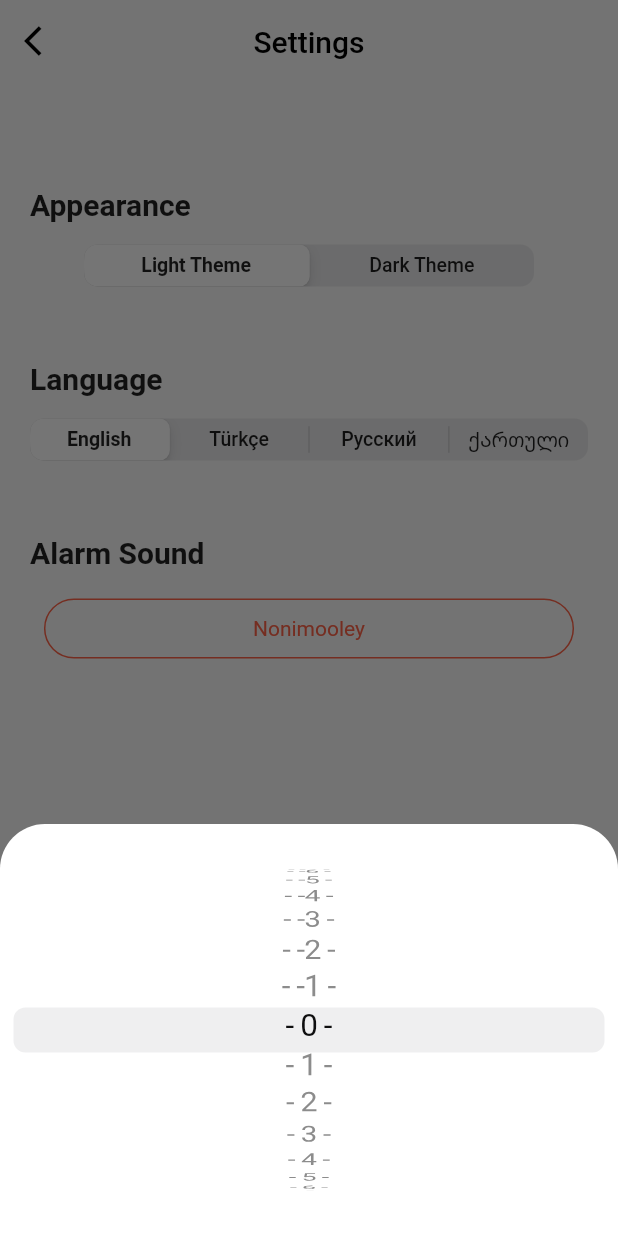
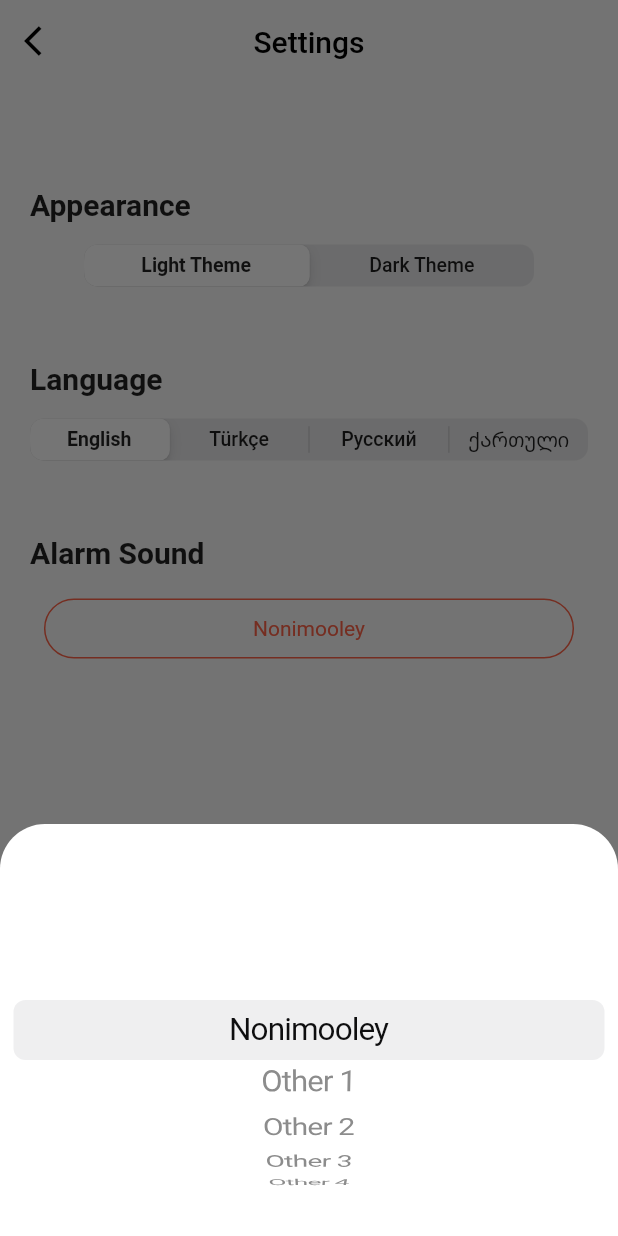
Before and after one commit to theiskaa/Visual-Time, a Flutter app: the Settings screen opened directly, after a tap on "Nonimooley", on a phone screen of 412 x 824 dp. Run offline on Flutter 3.47's test engine with Material 2 defaults, Android fonts, the light colour scheme and no system bars; our stand-ins replace audioplayers, flutter_bloc, flutter_slidable, hive, hive_flutter, logger and 1 more; accounts and stored records are empty.

Commit message:
Add cubit events and integrate them to UI

```diff
--- a/lib/core/cubits/preference_cubit.dart
+++ b/lib/core/cubits/preference_cubit.dart
@@ -45,7 +45,6 @@ class PreferenceCubit extends Cubit<PreferenceState> {
     emit(state.copyWith(langCode: newLang));
   }
 
-  // Method to change language and emit new language to cubit state.
   Future<String?> getCurrentLang() async {
     var lang = await LocalDBService.preferences().get('lang');
 
@@ -53,4 +52,19 @@ class PreferenceCubit extends Cubit<PreferenceState> {
 
     return lang ?? 'en';
   }
+
+  // Method to change alarm sound and emit it to cubit state.
+  Future<void> changeAlarmSound(String alarmSound) async {
+    await LocalDBService.preferences().put('alarmSound', alarmSound);
+
+    emit(state.copyWith(selectedAlarmSound: alarmSound));
+  }
+
+  Future<String?> getAlarmSound() async {
+    var alarmSound = await LocalDBService.preferences().get('alarmSound');
+
+    emit(state.copyWith(selectedAlarmSound: alarmSound ?? 'Nonimooley'));
+
+    return alarmSound ?? 'Nonimooley';
+  }
 }
--- a/lib/core/cubits/preference_state.dart
+++ b/lib/core/cubits/preference_state.dart
@@ -4,18 +4,26 @@ class PreferenceState {
   final ThemeData? theme;
   final String? themeName;
   final String? langCode;
+  final String? selectedAlarmSound;
 
-  PreferenceState({this.theme, this.themeName, this.langCode});
+  PreferenceState({
+    this.theme,
+    this.themeName,
+    this.langCode,
+    this.selectedAlarmSound,
+  });
 
   PreferenceState copyWith({
     ThemeData? theme,
     String? themeName,
     String? langCode,
+    String? selectedAlarmSound,
   }) {
     return PreferenceState(
       theme: theme ?? this.theme,
       themeName: themeName ?? this.themeName,
       langCode: langCode ?? this.langCode,
+      selectedAlarmSound: selectedAlarmSound ?? this.selectedAlarmSound,
     );
   }
 }
--- a/lib/view/settings.dart
+++ b/lib/view/settings.dart
@@ -29,7 +29,7 @@ class _SettingsState extends VTState<Settings> {
 
   final alarmSounds = [
     'Nonimooley',
-    'Other 1'
+    'Other 1',
     'Other 2',
     'Other 3',
     'Other 4'
@@ -59,10 +59,18 @@ class _SettingsState extends VTState<Settings> {
     return 0;
   }
 
+  void detectAlarmSound() async {
+    var val = await BlocProvider.of<PreferenceCubit>(context).getAlarmSound();
+
+    selected = val!;
+  }
+
   @override
   void initState() {
     detectTheme();
     detectLang();
+    detectAlarmSound();
+
     super.initState();
   }
 
@@ -95,7 +103,11 @@ class _SettingsState extends VTState<Settings> {
                 updateState: (i) => setState(() => langSegmentedValue = i),
               ),
               const SizedBox(height: 50),
-              AlarmSongSelectorWidget(updateState: (i) {}, selected: selected),
+              AlarmSongSelectorWidget(
+                updateState: (val) => setState(() => selected = val),
+                selected: selected,
+                alarmSounds: alarmSounds,
+              ),
             ],
           ),
         ),
@@ -105,13 +117,15 @@ class _SettingsState extends VTState<Settings> {
 }
 
 class AlarmSongSelectorWidget extends VTStatelessWidget {
-  final Function(int) updateState;
+  final Function(dynamic) updateState;
   final String selected;
+  final List<String> alarmSounds;
 
   AlarmSongSelectorWidget({
     Key? key,
     required this.updateState,
     required this.selected,
+    required this.alarmSounds,
   }) : super(key: key);
 
   @override
@@ -150,11 +164,25 @@ class AlarmSongSelectorWidget extends VTStatelessWidget {
           height: MediaQuery.of(context).copyWith().size.height / 3,
           child: SizedBox.expand(
             child: CupertinoPicker.builder(
-              itemExtent: 30,
-              onSelectedItemChanged: (index) {},
-              itemBuilder: (context, index) {
-                return Text('- $index -');
+              itemExtent: 40,
+              childCount: alarmSounds.length,
+              onSelectedItemChanged: (index) {
+                BlocProvider.of<PreferenceCubit>(context).changeAlarmSound(
+                  alarmSounds[index],
+                );
+                updateState.call(alarmSounds[index]);
               },
+              itemBuilder: (_, i) => Center(
+                child: Text(
+                  alarmSounds[i],
+                  style: context
+                      .read<PreferenceCubit>()
+                      .state
+                      .theme!
+                      .primaryTextTheme
+                      .headline6,
+                ),
+              ),
             ),
           ),
         );
```
Also changed, not shown: 1 other file.
